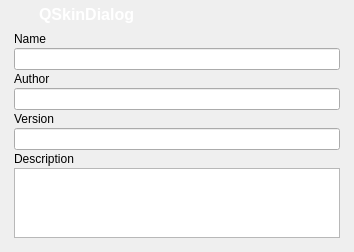
Before: the Qt Designer form QSkinDialog/dialogskinpreview.ui in c3c/quazaa, drawn with Qt 5.
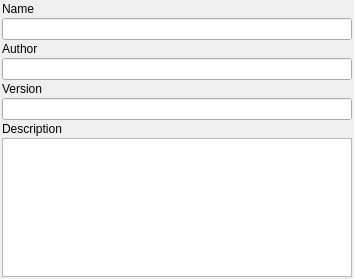
After: the same form once the commit is applied. Icons and pictures are not drawn.

Commit message: Fixing odd behavior of the preview dialog for skins. Now it is a regular dialog and QSkinDialog has another argument which opens it only for skinning.

The edit to the form file:
```diff
--- a/QSkinDialog/dialogskinpreview.ui
+++ b/QSkinDialog/dialogskinpreview.ui
@@ -7,7 +7,7 @@
     <x>0</x>
     <y>0</y>
     <width>354</width>
-    <height>242</height>
+    <height>279</height>
    </rect>
   </property>
   <property name="windowTitle">
@@ -17,6 +17,9 @@
    <iconset>
     <normaloff>:/Resource/Quazaa48.png</normaloff>:/Resource/Quazaa48.png</iconset>
   </property>
+  <property name="autoFillBackground">
+   <bool>true</bool>
+  </property>
   <layout class="QGridLayout" name="gridLayout">
    <property name="margin">
     <number>0</number>
@@ -24,137 +27,7 @@
    <property name="spacing">
     <number>0</number>
    </property>
-   <item row="0" column="0">
-    <widget class="QFrame" name="windowFrameTopLeft">
-     <property name="minimumSize">
-      <size>
-       <width>12</width>
-       <height>12</height>
-      </size>
-     </property>
-     <property name="maximumSize">
-      <size>
-       <width>12</width>
-       <height>12</height>
-      </size>
-     </property>
-     <property name="cursor">
-      <cursorShape>SizeFDiagCursor</cursorShape>
-     </property>
-     <property name="styleSheet">
-      <string notr="true">border-image: url(:/Resource/frameTopLeft.png);</string>
-     </property>
-     <property name="frameShape">
-      <enum>QFrame::NoFrame</enum>
-     </property>
-     <property name="frameShadow">
-      <enum>QFrame::Raised</enum>
-     </property>
-    </widget>
-   </item>
-   <item row="0" column="7">
-    <widget class="QFrame" name="windowFrameTopRight">
-     <property name="minimumSize">
-      <size>
-       <width>12</width>
-       <height>12</height>
-      </size>
-     </property>
-     <property name="maximumSize">
-      <size>
-       <width>12</width>
-       <height>12</height>
-      </size>
-     </property>
-     <property name="cursor">
-      <cursorShape>SizeBDiagCursor</cursorShape>
-     </property>
-     <property name="styleSheet">
-      <string notr="true">border-image: url(:/Resource/frameTopRight.png);</string>
-     </property>
-     <property name="frameShape">
-      <enum>QFrame::NoFrame</enum>
-     </property>
-     <property name="frameShadow">
-      <enum>QFrame::Raised</enum>
-     </property>
-    </widget>
-   </item>
-   <item row="1" column="0" rowspan="2">
-    <widget class="QFrame" name="windowFrameLeft">
-     <property name="sizePolicy">
-      <sizepolicy hsizetype="Fixed" vsizetype="Preferred">
-       <horstretch>0</horstretch>
-       <verstretch>0</verstretch>
-      </sizepolicy>
-     </property>
-     <property name="minimumSize">
-      <size>
-       <width>12</width>
-       <height>0</height>
-      </size>
-     </property>
-     <property name="maximumSize">
-      <size>
-       <width>12</width>
-       <height>16777215</height>
-      </size>
-     </property>
-     <property name="cursor">
-      <cursorShape>SizeHorCursor</cursorShape>
-     </property>
-     <property name="styleSheet">
-      <string notr="true">border-image: url(:/Resource/frameLeft.png);
-border-left: 1px;
-border-top: 10px;</string>
-     </property>
-     <property name="frameShape">
-      <enum>QFrame::NoFrame</enum>
-     </property>
-     <property name="frameShadow">
-      <enum>QFrame::Raised</enum>
-     </property>
-    </widget>
-   </item>
-   <item row="1" column="7" rowspan="2">
-    <widget class="QFrame" name="windowFrameRight">
-     <property name="sizePolicy">
-      <sizepolicy hsizetype="Fixed" vsizetype="Preferred">
-       <horstretch>0</horstretch>
-       <verstretch>0</verstretch>
-      </sizepolicy>
-     </property>
-     <property name="minimumSize">
-      <size>
-       <width>12</width>
-       <height>0</height>
-      </size>
-     </property>
-     <property name="maximumSize">
-      <size>
-       <width>12</width>
-       <height>16777215</height>
-      </size>
-     </property>
-     <property name="cursor">
-      <cursorShape>SizeHorCursor</cursorShape>
-     </property>
-     <property name="styleSheet">
-      <string notr="true">QFrame {
-	border-image: url(:/Resource/frameRight.png);
-	border-right: 1;
-	border-top: 10;
-}</string>
-     </property>
-     <property name="frameShape">
-      <enum>QFrame::NoFrame</enum>
-     </property>
-     <property name="frameShadow">
-      <enum>QFrame::Raised</enum>
-     </property>
-    </widget>
-   </item>
-   <item row="2" column="1" colspan="6">
+   <item row="2" column="0" colspan="2">
     <widget class="QWidget" name="widgetContents" native="true">
      <property name="sizePolicy">
       <sizepolicy hsizetype="Expanding" vsizetype="Expanding">
@@ -231,98 +104,7 @@
      </layout>
     </widget>
    </item>
-   <item row="3" column="0">
-    <widget class="QFrame" name="windowFrameBottomLeft">
-     <property name="minimumSize">
-      <size>
-       <width>12</width>
-       <height>12</height>
-      </size>
-     </property>
-     <property name="maximumSize">
-      <size>
-       <width>12</width>
-       <height>12</height>
-      </size>
-     </property>
-     <property name="cursor">
-      <cursorShape>SizeBDiagCursor</cursorShape>
-     </property>
-     <property name="styleSheet">
-      <string notr="true">border-image: url(:/Resource/frameBottomLeft.png);</string>
-     </property>
-     <property name="frameShape">
-      <enum>QFrame::NoFrame</enum>
-     </property>
-     <property name="frameShadow">
-      <enum>QFrame::Raised</enum>
-     </property>
-    </widget>
-   </item>
-   <item row="3" column="1" colspan="6">
-    <widget class="QFrame" name="windowFrameBottom">
-     <property name="sizePolicy">
-      <sizepolicy hsizetype="Preferred" vsizetype="Fixed">
-       <horstretch>0</horstretch>
-       <verstretch>0</verstretch>
-      </sizepolicy>
-     </property>
-     <property name="minimumSize">
-      <size>
-       <width>0</width>
-       <height>12</height>
-      </size>
-     </property>
-     <property name="maximumSize">
-      <size>
-       <width>16777215</width>
-       <height>12</height>
-      </size>
-     </property>
-     <property name="cursor">
-      <cursorShape>SizeVerCursor</cursorShape>
-     </property>
-     <property name="styleSheet">
-      <string notr="true">border-image: url(:/Resource/frameBottom.png);
-border-bottom: 1;</string>
-     </property>
-     <property name="frameShape">
-      <enum>QFrame::NoFrame</enum>
-     </property>
-     <property name="frameShadow">
-      <enum>QFrame::Raised</enum>
-     </property>
-    </widget>
-   </item>
-   <item row="3" column="7">
-    <widget class="QFrame" name="windowFrameBottomRight">
-     <property name="minimumSize">
-      <size>
-       <width>12</width>
-       <height>12</height>
-      </size>
-     </property>
-     <property name="maximumSize">
-      <size>
-       <width>12</width>
-       <height>12</height>
-      </size>
-     </property>
-     <property name="cursor">
-      <cursorShape>SizeFDiagCursor</cursorShape>
-     </property>
-     <property name="styleSheet">
-      <string notr="true">border-image: url(:/Resource/frameBottomRight.png);</string>
-     </property>
-     <property name="frameShape">
-      <enum>QFrame::NoFrame</enum>
-     </property>
-     <property name="frameShadow">
-      <enum>QFrame::Raised</enum>
-     </property>
-    </widget>
-   </item>
-   <item row="0" column="1" rowspan="2" colspan="6">
+   <item row="0" column="0" rowspan="2" colspan="2">
     <widget class="QFrame" name="windowFrameTop">
      <property name="frameShape">
       <enum>QFrame::NoFrame</enum>
@@ -337,309 +119,6 @@
       <property name="spacing">
        <number>0</number>
       </property>
-      <item row="0" column="0">
-       <widget class="QFrame" name="windowIconFrame">
-        <property name="styleSheet">
-         <string notr="true">QFrame#windowIconFrame {
-	border-image: url(:/Resource/windowIconFrame.png);
-}</string>
-        </property>
-        <property name="frameShape">
-         <enum>QFrame::NoFrame</enum>
-        </property>
-        <property name="frameShadow">
-         <enum>QFrame::Raised</enum>
-        </property>
-        <layout class="QHBoxLayout" name="horizontalLayout">
-         <property name="spacing">
-          <number>0</number>
-         </property>
-         <property name="margin">
-          <number>0</number>
-         </property>
-         <item>
-          <widget class="QToolButton" name="windowIcon">
-           <property name="contextMenuPolicy">
-            <enum>Qt::CustomContextMenu</enum>
-           </property>
-           <property name="styleSheet">
-            <string notr="true">border: 0px solid transparent;</string>
-           </property>
-           <property name="text">
-            <string/>
-           </property>
-           <property name="icon">
-            <iconset>
-             <normaloff>:/Resource/Quazaa48.png</normaloff>:/Resource/Quazaa48.png</iconset>
-           </property>
-           <property name="iconSize">
-            <size>
-             <width>20</width>
-             <height>20</height>
-            </size>
-           </property>
-          </widget>
-         </item>
-        </layout>
-       </widget>
-      </item>
-      <item row="0" column="1">
-       <widget class="QLabel" name="windowText">
-        <property name="contextMenuPolicy">
-         <enum>Qt::CustomContextMenu</enum>
-        </property>
-        <property name="styleSheet">
-         <string notr="true">border-image: url(:/Resource/windowTextBackground.png);
-padding-left: -2px;
-padding-right: -2px;
-padding-bottom: 2px;
-font-weight: bold;
-font-size: 16px;
-color: rgb(255, 255, 255);</string>
-        </property>
-        <property name="text">
-         <string>QSkinDialog</string>
-        </property>
-       </widget>
-      </item>
-      <item row="0" column="2">
-       <widget class="QFrame" name="windowFrameTopSpacer">
-        <property name="sizePolicy">
-         <sizepolicy hsizetype="Preferred" vsizetype="Preferred">
-          <horstretch>0</horstretch>
-          <verstretch>0</verstretch>
-         </sizepolicy>
-        </property>
-        <property name="minimumSize">
-         <size>
-          <width>0</width>
-          <height>30</height>
-         </size>
-        </property>
-        <property name="maximumSize">
-         <size>
-          <width>16777215</width>
-          <height>30</height>
-         </size>
-        </property>
-        <property name="contextMenuPolicy">
-         <enum>Qt::CustomContextMenu</enum>
-        </property>
-        <property name="styleSheet">
-         <string notr="true">QFrame#windowFrameTopSpacer {
-	border-image: url(:/Resource/frameTop.png);
-}</string>
-        </property>
-        <property name="frameShape">
-         <enum>QFrame::NoFrame</enum>
-        </property>
-        <property name="frameShadow">
-         <enum>QFrame::Raised</enum>
-        </property>
-        <layout class="QGridLayout" name="gridLayout_3">
-         <property name="horizontalSpacing">
-          <number>0</number>
-         </property>
-         <property name="margin">
-          <number>0</number>
-         </property>
-         <item row="0" column="0">
-          <layout class="QGridLayout" name="gridLayoutTitlebar">
-           <property name="leftMargin">
-            <number>0</number>
-           </property>
-           <property name="rightMargin">
-            <number>0</number>
-           </property>
-           <property name="bottomMargin">
-            <number>0</number>
-           </property>
-           <property name="spacing">
-            <number>0</number>
-           </property>
-           <item row="0" column="2" rowspan="2">
-            <spacer name="horizontalSpacerTitlebar">
-             <property name="orientation">
-              <enum>Qt::Horizontal</enum>
-             </property>
-             <property name="sizeHint" stdset="0">
-              <size>
-               <width>40</width>
-               <height>20</height>
-              </size>
-             </property>
-            </spacer>
-           </item>
-          </layout>
-         </item>
-        </layout>
-       </widget>
-      </item>
-      <item row="0" column="3">
-       <widget class="QFrame" name="titlebarButtonsFrame">
-        <property name="styleSheet">
-         <string notr="true">/*These move the buttons up so they aren't displayed in the center of the titlebar
-   Remove these to center your buttons on the titlebar.*/
-QFrame#titlebarButtonsFrame {
-	padding-top: -1;
-	padding-bottom: 10;
-	border-image: url(:/Resource/titlebarButtonsFrame.png);
-}</string>
-        </property>
-        <property name="frameShape">
-         <enum>QFrame::NoFrame</enum>
-        </property>
-        <property name="frameShadow">
-         <enum>QFrame::Raised</enum>
-        </property>
-        <layout class="QGridLayout" name="gridLayoutTitlebarButtons">
-         <property name="margin">
-          <number>0</number>
-         </property>
-         <property name="spacing">
-          <number>0</number>
-         </property>
-         <item row="0" column="0">
-          <widget class="QToolButton" name="minimizeButton">
-           <property name="minimumSize">
-            <size>
-             <width>26</width>
-             <height>18</height>
-            </size>
-           </property>
-           <property name="maximumSize">
-            <size>
-             <width>26</width>
-             <height>18</height>
-            </size>
-           </property>
-           <property name="toolTip">
-            <string>Minimize</string>
-           </property>
-           <property name="styleSheet">
-            <string notr="true">QToolButton {
-	border: 0px solid transparent;
-	border-image: url(:/Resource/minButton.png);
-}
-
-QToolButton:hover {
-	border-image: url(:/Resource/minButtonH.png);
-}
-
-QToolButton:disabled {
-	border-image: url(:/Resource/minButtonD.png);
-}</string>
-           </property>
-           <property name="text">
-            <string/>
-           </property>
-          </widget>
-         </item>
-         <item row="0" column="1">
-          <widget class="QToolButton" name="maximizeButton">
-           <property name="minimumSize">
-            <size>
-             <width>26</width>
-             <height>18</height>
-            </size>
-           </property>
-           <property name="maximumSize">
-            <size>
-             <width>26</width>
-             <height>18</height>
-            </size>
-           </property>
-           <property name="toolTip">
-            <string>Maximize</string>
-           </property>
-           <property name="styleSheet">
-            <string notr="true">QToolButton {
-	border: 0px solid transparent;
-	border-image: url(:/Resource/maxButton.png);
-}
-
-QToolButton:hover {
-	border-image: url(:/Resource/maxButtonH.png);
-}
-
-QToolButton:disabled {
-	border-image: url(:/Resource/maxButtonD.png);
-}
-
-QToolButton:checked { /*The button will be checked when maximized is set*/
-	
-	border-image: url(:/Resource/restoreButton.png);
-}
-
-QToolButton:checked:hover {
-	
-	border-image: url(:/Resource/restoreButtonH.png);
-}
-
-QToolButton:checked:disabled {
-	
-	border-image: url(:/Resource/restoreButtonD.png);
-}</string>
-           </property>
-           <property name="text">
-            <string/>
-           </property>
-           <property name="checkable">
-            <bool>true</bool>
-           </property>
-           <property name="checked">
-            <bool>false</bool>
-           </property>
-          </widget>
-         </item>
-         <item row="0" column="2">
-          <widget class="QToolButton" name="closeButton">
-           <property name="enabled">
-            <bool>true</bool>
-           </property>
-           <property name="minimumSize">
-            <size>
-             <width>44</width>
-             <height>18</height>
-            </size>
-           </property>
-           <property name="maximumSize">
-            <size>
-             <width>44</width>
-             <height>18</height>
-            </size>
-           </property>
-           <property name="toolTip">
-            <string>Close</string>
-           </property>
-           <property name="styleSheet">
-            <string notr="true">QToolButton {
-	border: 0px solid transparent;
-	border-image: url(:/Resource/quitButton.png);
-}
-
-QToolButton:hover {
-	border-image: url(:/Resource/quitButtonH.png);
-}
-
-QToolButton:disabled {
-	border-image: url(:/Resource/quitButtonD.png);
-}</string>
-           </property>
-           <property name="text">
-            <string/>
-           </property>
-           <property name="iconSize">
-            <size>
-             <width>16</width>
-             <height>16</height>
-            </size>
-           </property>
-          </widget>
-         </item>
-        </layout>
-       </widget>
-      </item>
      </layout>
     </widget>
    </item>
```
Left out of the diff: 6 changed lines with no effect on the pictures. The commit also changes 16 other files.
